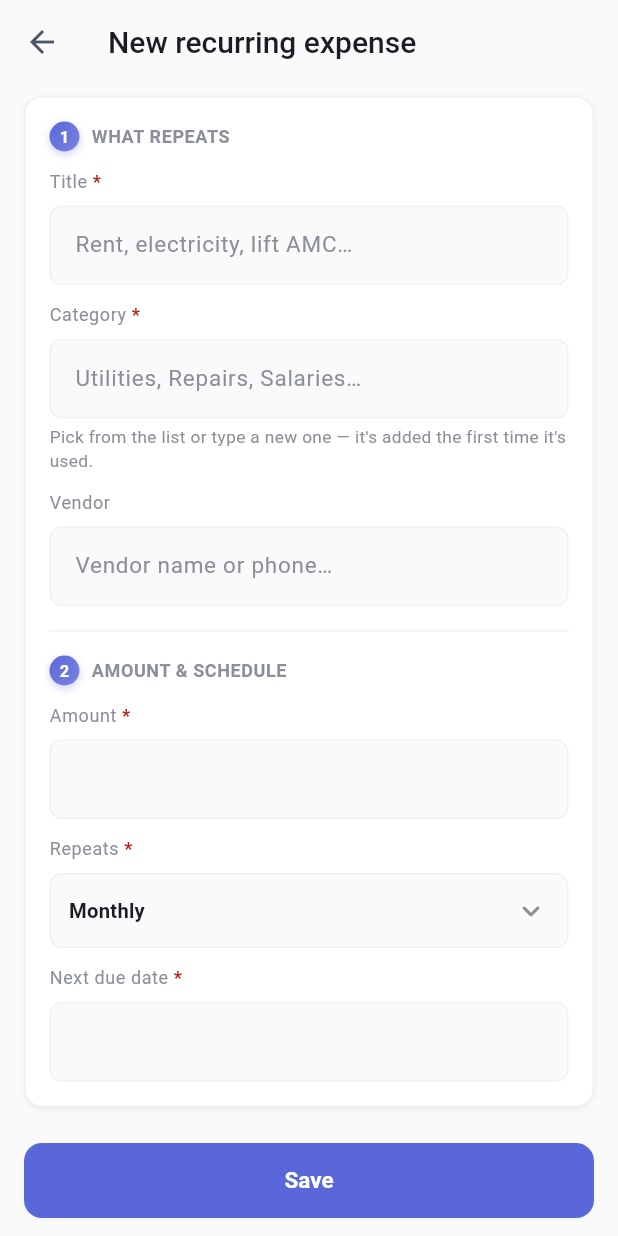
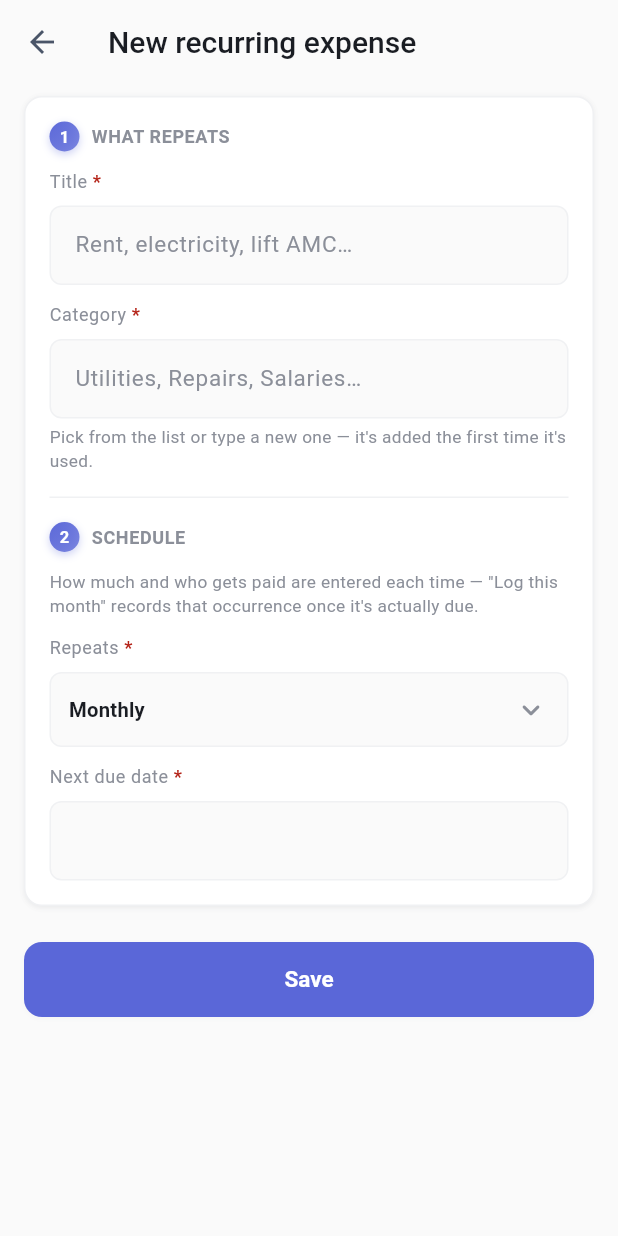
Before and after one commit to CHSM-App/hotel_Management, a Flutter app: the RecurringTemplateFormScreen screen opened directly, on a phone screen of 412 x 824 dp. Run offline on Flutter 3.47's test engine with Material 3 defaults, Android fonts, the phone set to English and light mode, and no system bars; our stand-ins replace connectivity_plus, dio, file_picker, flutter_riverpod, flutter_secure_storage, geolocator and 6 more; missing offline and left inert: dart:js_interop; accounts and stored records are empty; network calls fail.

Commit message:
expense pages changes

```diff
--- a/flutter_frontend/lib/domain/models/expense.dart
+++ b/flutter_frontend/lib/domain/models/expense.dart
@@ -150,16 +150,15 @@ const kPaymentReferenceLabel = {
   'OTHER': 'Reference number',
 };
 
-/// A schedule that "Generate due" turns into real [Expense] rows once
-/// [nextDueDate] arrives — mirrors mapTemplate in expenses.service.js.
+/// A repeat schedule only — no amount or vendor. Those aren't known until the
+/// desk actually logs an occurrence ("Log this month"), which creates a real
+/// [Expense] with its own amount/vendor/payment, linked back via
+/// recurringTemplateId. Mirrors mapTemplate in expenses.service.js.
 class RecurringTemplate {
   final int id;
   final int categoryId;
   final String categoryName;
-  final int? vendorId;
-  final String? vendorName;
   final String title;
-  final num amount;
   final String frequency; // MONTHLY | QUARTERLY | YEARLY
   final String nextDueDate;
   final bool isActive;
@@ -168,10 +167,7 @@ class RecurringTemplate {
     required this.id,
     this.categoryId = 0,
     this.categoryName = '',
-    this.vendorId,
-    this.vendorName,
     this.title = '',
-    this.amount = 0,
     this.frequency = 'MONTHLY',
     this.nextDueDate = '',
     this.isActive = true,
@@ -181,10 +177,7 @@ class RecurringTemplate {
     id: asInt(json['id']),
     categoryId: asInt(json['categoryId']),
     categoryName: asStringOrNull(json['categoryName']) ?? '',
-    vendorId: asIntOrNull(json['vendorId']),
-    vendorName: asStringOrNull(json['vendorName']),
     title: asStringOrNull(json['title']) ?? '',
-    amount: asNum(json['amount']),
     frequency: asStringOrNull(json['frequency']) ?? 'MONTHLY',
     nextDueDate: asStringOrNull(json['nextDueDate']) ?? '',
     isActive: asBool(json['isActive']),
--- a/flutter_frontend/lib/domain/repository/expenses_repo.dart
+++ b/flutter_frontend/lib/domain/repository/expenses_repo.dart
@@ -22,6 +22,7 @@ abstract class ExpensesRepository {
     int? categoryId,
     int? vendorId,
     int? assetId,
+    int? recurringTemplateId,
     String? from,
     String? to,
   });
@@ -50,5 +51,5 @@ abstract class ExpensesRepository {
 
   Future<RecurringTemplate> updateTemplate(int id, Map<String, dynamic> body);
 
-  Future<int> generateDue();
+  Future<Expense> logOccurrence(int templateId, FormData form);
 }
--- a/flutter_frontend/lib/screens/expenses/recurring_template_form_screen.dart
+++ b/flutter_frontend/lib/screens/expenses/recurring_template_form_screen.dart
@@ -6,7 +6,7 @@ import '../../presentation/providers/view_model_provider.dart';
 import '../../widgets/neu.dart';
 import '../rooms/room_form_pieces.dart';
 import '../theme.dart';
-import 'expense_combo_fields.dart';
+import 'expense_combo_fields.dart' show CategoryComboField;
 
 /// Schedule or edit a recurring expense — its own full page rather than a
 /// dialog, the same treatment [ExpenseFormScreen] and the room/asset forms
@@ -29,10 +29,8 @@ class _RecurringTemplateFormScreenState extends ConsumerState<RecurringTemplateF
   bool get _isEdit => widget.template != null;
 
   late final _category = TextEditingController(text: widget.template?.categoryName ?? '');
-  late final _vendor = TextEditingController(text: widget.template?.vendorName ?? '');
   String _frequency = 'MONTHLY';
   late final _title = TextEditingController(text: widget.template?.title ?? '');
-  late final _amount = TextEditingController(text: widget.template?.amount == null ? '' : widget.template!.amount.toString());
   late final _nextDueDate = TextEditingController(text: widget.template?.nextDueDate ?? '');
   String? _error;
   bool _submitAttempted = false;
@@ -41,21 +39,14 @@ class _RecurringTemplateFormScreenState extends ConsumerState<RecurringTemplateF
       (_submitAttempted && _title.text.trim().isEmpty) ? 'Give this recurring expense a title.' : null;
   String? get _categoryError =>
       (_submitAttempted && _category.text.trim().isEmpty) ? 'Enter or choose a category.' : null;
-  String? get _amountError {
-    if (!_submitAttempted) return null;
-    final amount = num.tryParse(_amount.text.trim());
-    return (amount == null || amount < 0) ? 'Enter a valid amount.' : null;
-  }
 
   String? get _dateError =>
       (_submitAttempted && _nextDueDate.text.trim().isEmpty) ? 'Enter the next due date.' : null;
 
   final _titleFieldKey = GlobalKey();
   final _categoryFieldKey = GlobalKey();
-  final _amountFieldKey = GlobalKey();
   final _dateFieldKey = GlobalKey();
   final _titleFocus = FocusNode();
-  final _amountFocus = FocusNode();
 
   void _scrollToFirstError() {
     GlobalKey? key;
@@ -65,9 +56,6 @@ class _RecurringTemplateFormScreenState extends ConsumerState<RecurringTemplateF
       focus = _titleFocus;
     } else if (_categoryError != null) {
       key = _categoryFieldKey;
-    } else if (_amountError != null) {
-      key = _amountFieldKey;
-      focus = _amountFocus;
     } else if (_dateError != null) {
       key = _dateFieldKey;
     }
@@ -97,12 +85,9 @@ class _RecurringTemplateFormScreenState extends ConsumerState<RecurringTemplateF
   void dispose() {
     _category.removeListener(_onCategoryChanged);
     _category.dispose();
-    _vendor.dispose();
     _title.dispose();
-    _amount.dispose();
     _nextDueDate.dispose();
     _titleFocus.dispose();
-    _amountFocus.dispose();
     super.dispose();
   }
 
@@ -131,17 +116,14 @@ class _RecurringTemplateFormScreenState extends ConsumerState<RecurringTemplateF
       _error = null;
       _submitAttempted = true;
     });
-    final amount = num.tryParse(_amount.text.trim());
-    if (_titleError != null || _categoryError != null || _amountError != null || _dateError != null) {
+    if (_titleError != null || _categoryError != null || _dateError != null) {
       _scrollToFirstError();
       return;
     }
     final vm = ref.read(expensesViewModelProvider.notifier);
     int categoryId;
-    int? vendorId;
     try {
       categoryId = await vm.resolveCategoryId(_category.text);
-      vendorId = await vm.resolveVendorId(_vendor.text);
     } catch (_) {
       if (!mounted) return;
       setState(() => _error = 'Could not save this template.');
@@ -149,9 +131,7 @@ class _RecurringTemplateFormScreenState extends ConsumerState<RecurringTemplateF
     }
     final ok = await vm.saveTemplate({
       'categoryId': categoryId,
-      'vendorId': vendorId,
       'title': _title.text.trim(),
-      'amount': amount,
       'frequency': _frequency,
       'nextDueDate': _nextDueDate.text.trim(),
     }, id: widget.template?.id);
@@ -205,21 +185,12 @@ class _RecurringTemplateFormScreenState extends ConsumerState<RecurringTemplateF
                       padding: EdgeInsets.only(top: 4),
                       child: Text("Pick from the list or type a new one — it's added the first time it's used.", style: TextStyle(color: AppTheme.muted, fontSize: 11.5)),
                     ),
+                  const SectionDivider(),
+                  const SectionLabel('Schedule', number: 2),
                   const SizedBox(height: AppTheme.s12),
-                  VendorComboField(controller: _vendor, vendors: state.vendors, label: 'Vendor'),
-
-                  const SectionDivider(),
-                  const SectionLabel('Amount & schedule', number: 2),
-                  const SizedBox(height: AppTheme.s12),
-                  NeuField(
-                    key: _amountFieldKey,
-                    controller: _amount,
-                    label: 'Amount',
-                    keyboardType: TextInputType.number,
-                    required: true,
-                    errorText: _amountError,
-                    focusNode: _amountFocus,
-                    onChanged: (_) => setState(() {}),
+                  const Text(
+                    "How much and who gets paid are entered each time — \"Log this month\" records that occurrence once it's actually due.",
+                    style: TextStyle(color: AppTheme.muted, fontSize: 11.5),
                   ),
                   const SizedBox(height: AppTheme.s12),
                   const RequiredLabel('Repeats'),
```
Also changed, not shown: flutter_frontend/lib/data/api/api_service.dart (+9 -5 lines), flutter_frontend/lib/data/repositories/expenses_impl.dart (+11 -2 lines), flutter_frontend/lib/domain/usecase/expenses_usecase.dart (+11 -2 lines), flutter_frontend/lib/presentation/view_models/expenses_viewmodel.dart (+35 -18 lines), flutter_frontend/lib/screens/expenses/expense_form_screen.dart (+22 -7 lines), flutter_frontend/lib/screens/expenses/expenses_recurring_panel.dart (+69 -12 lines), flutter_frontend/lib/screens/expenses/expenses_screen.dart (+1 -12 lines), flutter_frontend/lib/screens/expenses/recurring_template_history_screen.dart (added, +170 -0 lines).
